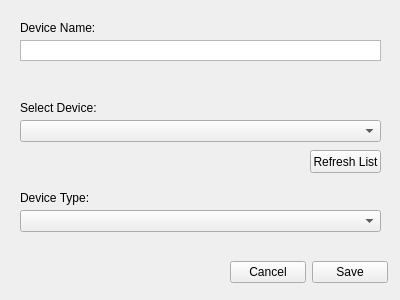
This is drew_sys_tool/ui_files/devicedialog.ui in tgbrow/DREW as Qt 5 draws it before an edit. The edited form follows.
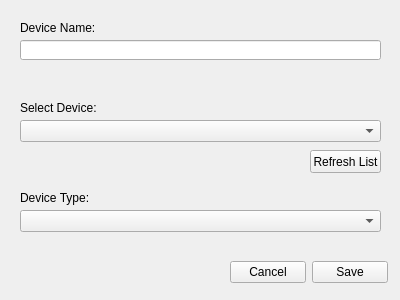
This is the edited form.

What changed in the file:
```diff
--- a/drew_sys_tool/ui_files/devicedialog.ui
+++ b/drew_sys_tool/ui_files/devicedialog.ui
@@ -54,19 +54,6 @@
     <string>Select Device:</string>
    </property>
   </widget>
-  <widget class="QPlainTextEdit" name="inputName">
-   <property name="geometry">
-    <rect>
-     <x>20</x>
-     <y>40</y>
-     <width>361</width>
-     <height>21</height>
-    </rect>
-   </property>
-   <property name="verticalScrollBarPolicy">
-    <enum>Qt::ScrollBarAlwaysOff</enum>
-   </property>
-  </widget>
   <widget class="QComboBox" name="dropdownDevice">
    <property name="geometry">
     <rect>
@@ -139,6 +126,16 @@
     </rect>
    </property>
   </widget>
+  <widget class="QLineEdit" name="inputName">
+   <property name="geometry">
+    <rect>
+     <x>20</x>
+     <y>40</y>
+     <width>361</width>
+     <height>20</height>
+    </rect>
+   </property>
+  </widget>
  </widget>
  <resources/>
  <connections/>
```
